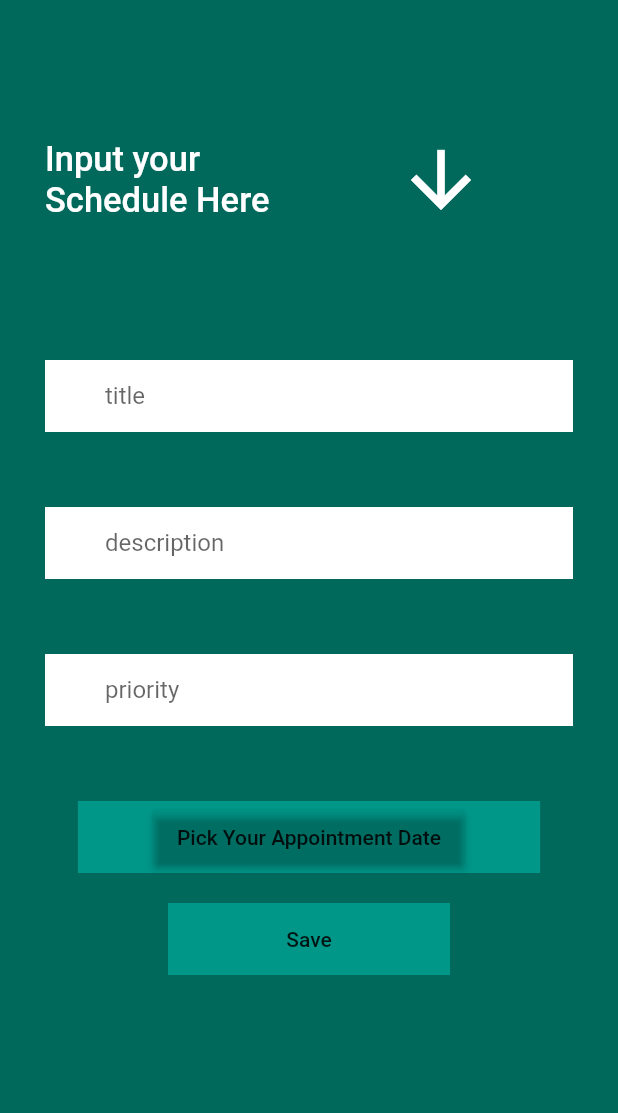
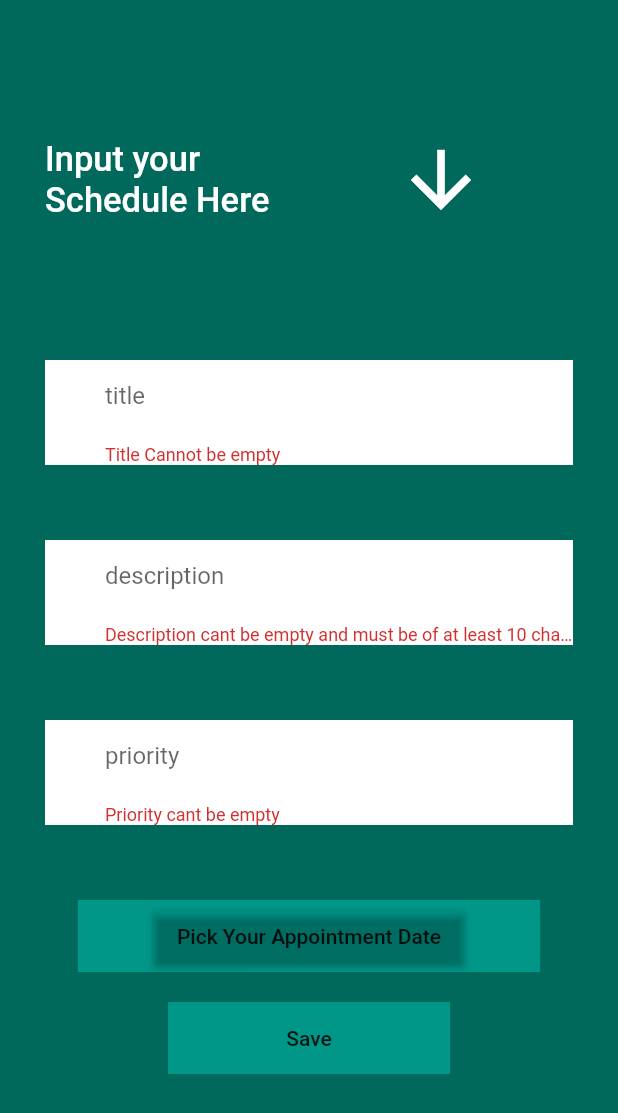
Before and after one commit to iyiola-dev/TodoApp, a Flutter app: the AddTask screen opened directly, after a tap on "Save", on a phone screen of 412 x 824 dp. Shown: the top 1113 px of the screen. Run offline on Flutter 3.47's test engine with Material 2 defaults, Android fonts, the phone set to English and light mode, and no system bars; our stand-ins replace flutter_slidable, sembast.

Commit message:
reworked @AddTaskScreen Logic and made code changes

```diff
--- a/lib/models/provider.dart
+++ b/lib/models/provider.dart
@@ -2,13 +2,15 @@ import 'package:flutter/cupertino.dart';
 import 'package:providers/models/todo.dart';
 import 'package:providers/utils/db.dart';
 
+import '../utils/db.dart';
+import 'todo.dart';
+
 class TodoProvider extends ChangeNotifier {
-  ToDodb db;
+  ToDodb db = ToDodb(); // A better substitute is to use these as Dependency Injection
   List<ToDo> todoList;
-  Future getTodos([ToDo toDos]) async {
-    List<ToDo> todos = await db.getTodos();
-    todoList = todos;
-    notifyListeners();
+
+  Future<List<ToDo>> getTodos([ToDo toDos]) async {
+    return await db.getTodos();
   }
 
   List<ToDo> returnTodos(toDos) {
@@ -25,14 +27,14 @@ class TodoProvider extends ChangeNotifier {
   }
 
 //function to update todos
-   updateTodo(ToDo todo) async {
+  updateTodo(ToDo todo) async {
     db.updateTodo(todo).then((result) {
       getTodos();
     });
     notifyListeners();
   }
 
- addTodo(ToDo toDo) async {
+  addTodo(ToDo toDo) async {
     db.insertTodo(toDo).then((result) {
       getTodos();
     });
--- a/lib/models/todo.dart
+++ b/lib/models/todo.dart
@@ -5,23 +5,13 @@ class ToDo {
   String title;
   int priority;
 
-  ToDo(this.description, this.title, this.completeBy, this.priority);
+  ToDo({this.description, this.title, this.completeBy, this.priority});
 
   Map<String, dynamic> toMap() {
-    return {
-      'completeBy': completeBy,
-      'priority': priority,
-      'description': description,
-      'title': title
-    };
+    return {'completeBy': completeBy, 'priority': priority, 'description': description, 'title': title};
   }
 
   static ToDo fromMap(Map<String, dynamic> map) {
-    return ToDo(
-      map['completeBy'],
-      map['priority'],
-      map['title'],
-      map['description'],
-    );
+    return ToDo(description: map['completeBy'], title: map['title'], completeBy: map['description'], priority: map['priority']);
   }
 }
--- a/lib/widget/addTask.dart
+++ b/lib/widget/addTask.dart
@@ -2,16 +2,14 @@ import 'package:flutter/material.dart';
 import 'package:provider/provider.dart';
 import 'package:providers/models/provider.dart';
 import 'package:providers/models/todo.dart';
-import 'package:providers/views/home.dart';
+
+import '../models/todo.dart';
 
 class AddTask extends StatefulWidget {
-  bool isNew;
-  ToDo toDo;
+  final bool isNew;
+  final ToDo toDo;
 
-  AddTask({
-    this.isNew,
-    this.toDo,
-  });
+  AddTask({this.isNew, this.toDo});
 
   @override
   _AddTaskState createState() => _AddTaskState();
@@ -21,35 +19,45 @@ class _AddTaskState extends State<AddTask> {
   bool isNew;
   ToDo toDo;
 
-  _AddTaskState({
-    this.isNew,
-    this.toDo,
-  });
+  _AddTaskState({this.isNew, this.toDo});
+
   DateTime selectedDate = DateTime.now();
 
   final TextEditingController txtName = TextEditingController();
   final TextEditingController txtDescription = TextEditingController();
+  final TextEditingController txtPriority = TextEditingController();
   var txtCompeleteby;
-  final TextEditingController txtPriority = TextEditingController();
-    Future save() async {
-  toDo.title  =  txtName.text;
-   toDo.description = txtDescription.text ;
-    toDo.completeBy = txtCompeleteby.toString();   ;
-   toDo.priority = int.parse(txtPriority.toString());
+  final _formKey = GlobalKey<FormState>();
 
-    if (isNew == true) {
-      Provider.value(value: TodoProvider().addTodo(toDo));
-    } else {
-      Provider.value(value: TodoProvider().updateTodo(toDo));
+  saveTodo() async {
+    if (_formKey.currentState.validate()) {
+      _formKey.currentState.save();
+      String title = txtName.text.toString();
+      String description = txtDescription.text.toString().trim();
+      String completeBy = txtCompeleteby.toString().trim();
+      int priority = int.parse(txtPriority.text.toString().trim());
+      print("I was called to save a todo");
+      final todo = ToDo(description: description, title: title, completeBy: completeBy, priority: priority);
+      Provider.of<TodoProvider>(context, listen: false).addTodo(todo);
+      Navigator.of(context).pop();
+//      if (isNew == true) {
+//      } else {
+//        // Todo work on your update here
+//        Provider.value(value: TodoProvider().updateTodo(toDo));
+//        Provider.of<TodoProvider>(context).updateTodo(toDo);
+//      }
     }
   }
 
   @override
   Widget build(BuildContext context) {
     return Scaffold(
-      body: Container(
+      body: Form(
+        key: _formKey,
+        child: Container(
           padding: const EdgeInsets.symmetric(horizontal: 10),
-        height: MediaQuery.of(context).size.height,
+          height: double.infinity,
+          // use more of these
           width: MediaQuery.of(context).size.width,
           color: Colors.teal[800],
           child: SingleChildScrollView(
@@ -59,9 +67,7 @@ class _AddTaskState extends State<AddTask> {
                 mainAxisAlignment: MainAxisAlignment.center,
                 mainAxisSize: MainAxisSize.max,
                 children: <Widget>[
-                SizedBox(
-                  height: 90,
-                ),
+                  SizedBox(height: 90),
                   Center(
                     child: Row(
                       children: <Widget>[
@@ -69,35 +75,37 @@ class _AddTaskState extends State<AddTask> {
                           child: Center(
                             child: Text(
                               "Input your Schedule Here",
-                        style: TextStyle(
-                            fontSize: 23,
-                            fontWeight: FontWeight.w500,
-                            color: Colors.white),
-                      ))),
+                              style: TextStyle(fontSize: 23, fontWeight: FontWeight.w500, color: Colors.white),
+                            ),
+                          ),
+                        ),
                         Expanded(
                           child: Center(
                             child: Icon(
                               Icons.arrow_downward,
                               size: 60,
                               color: Colors.white,
-                      ))),
+                            ),
+                          ),
+                        ),
                       ],
                     ),
                   ),
-                SizedBox(
-                  height: 90,
-                ),
+                  SizedBox(height: 90),
                   Container(
                     color: Colors.white,
                     padding: const EdgeInsets.only(
                       left: 40,
                     ),
                     child: TextFormField(
-                    controller: txtName,
-                    decoration: InputDecoration(
-                        hintText: "title",
-                        hasFloatingPlaceholder: true,
-                        border: InputBorder.none),
+                      controller: txtName, // use a better naming convention
+                      decoration: InputDecoration(hintText: "title", hasFloatingPlaceholder: true, border: InputBorder.none),
+                      validator: (String val) {
+                        if (val.isEmpty) {
+                          return "Title Cannot be empty";
+                        } else
+                          return null;
+                      },
                     ),
                   ),
                   SizedBox(
@@ -110,10 +118,13 @@ class _AddTaskState extends State<AddTask> {
                     ),
                     child: TextFormField(
                       controller: txtDescription,
-                    decoration: InputDecoration(
-                        hintText: "description",
-                        hasFloatingPlaceholder: true,
-                        border: InputBorder.none),
+                      decoration: InputDecoration(hintText: "description", hasFloatingPlaceholder: true, border: InputBorder.none),
+                      validator: (String value) {
+                        if (value.isEmpty || value.length < 10) {
+                          return "Description cant be empty and must be of at least 10 chars";
+                        } else
+                          return null;
+                      },
                     ),
                   ),
                   SizedBox(
@@ -127,10 +138,13 @@ class _AddTaskState extends State<AddTask> {
                     child: TextFormField(
                       keyboardType: TextInputType.number,
                       controller: txtPriority,
-                    decoration: InputDecoration(
-                        hintText: "priority",
-                        hasFloatingPlaceholder: true,
-                        border: InputBorder.none),
+                      decoration: InputDecoration(hintText: "priority", hasFloatingPlaceholder: true, border: InputBorder.none),
+                      validator: (String val) {
+                        if (val.isEmpty) {
+                          return "Priority cant be empty";
+                        } else
+                          return null;
+                      },
                     ),
                   ),
                   SizedBox(
@@ -160,12 +174,12 @@ class _AddTaskState extends State<AddTask> {
                     child: MaterialButton(
                       child: Text("Save"),
                       onPressed: () {
-                          save().then((_) {
-                            Navigator.pushAndRemoveUntil(context, new MaterialPageRoute(builder: (context)=> HomePage()),
-                             (Route<dynamic> route) => false,);
-                          });
-                        }))
+                        saveTodo();
+                      },
+                    ),
+                  )
                 ],
+              ),
             ),
           ),
         ),
@@ -174,11 +188,8 @@ class _AddTaskState extends State<AddTask> {
   }
 
   Future _selected(BuildContext context) async {
-    txtCompeleteby = await showDatePicker(
-        context: context,
-        initialDate: selectedDate,
-        firstDate: DateTime(2000, 1, 1),
-        lastDate: DateTime.now());
+    txtCompeleteby =
+        await showDatePicker(context: context, initialDate: selectedDate, firstDate: DateTime(2000, 1, 1), lastDate: DateTime(2050));
     if (txtCompeleteby == null && txtCompeleteby != selectedDate) {
       setState(() {
         selectedDate = txtCompeleteby;
```
Also changed, not shown: lib/main.dart (+4 -8 lines), lib/utils/db.dart (+5 -6 lines), lib/views/home.dart (+24 -37 lines), lib/widget/listitems.dart (+17 -13 lines). Lines whose indentation alone changed are shown as unchanged.
